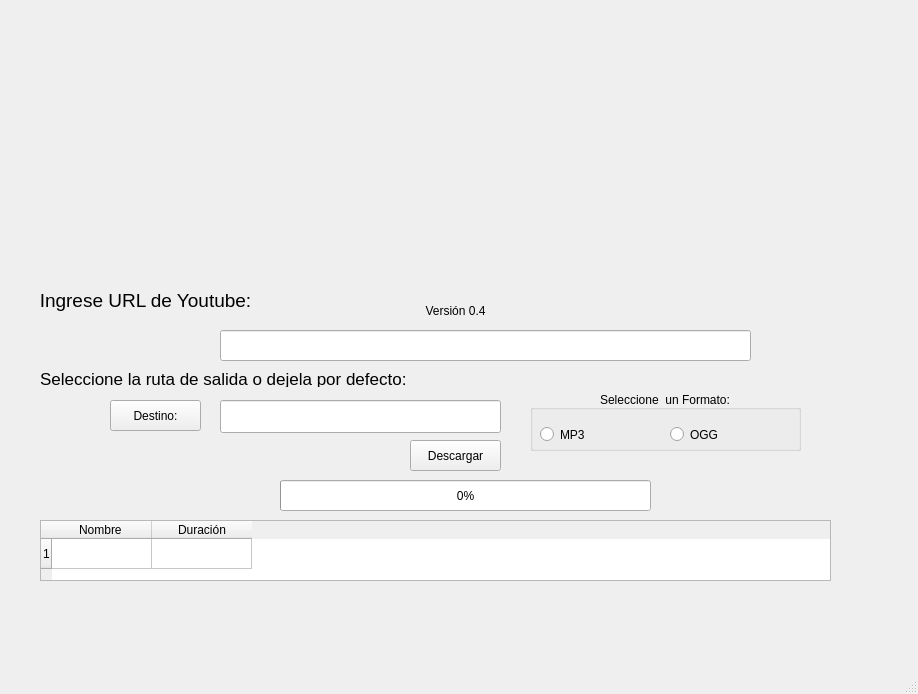
Old version of the form audio.ui in the repository erickcasita/DownloadAudioFromYoutube.
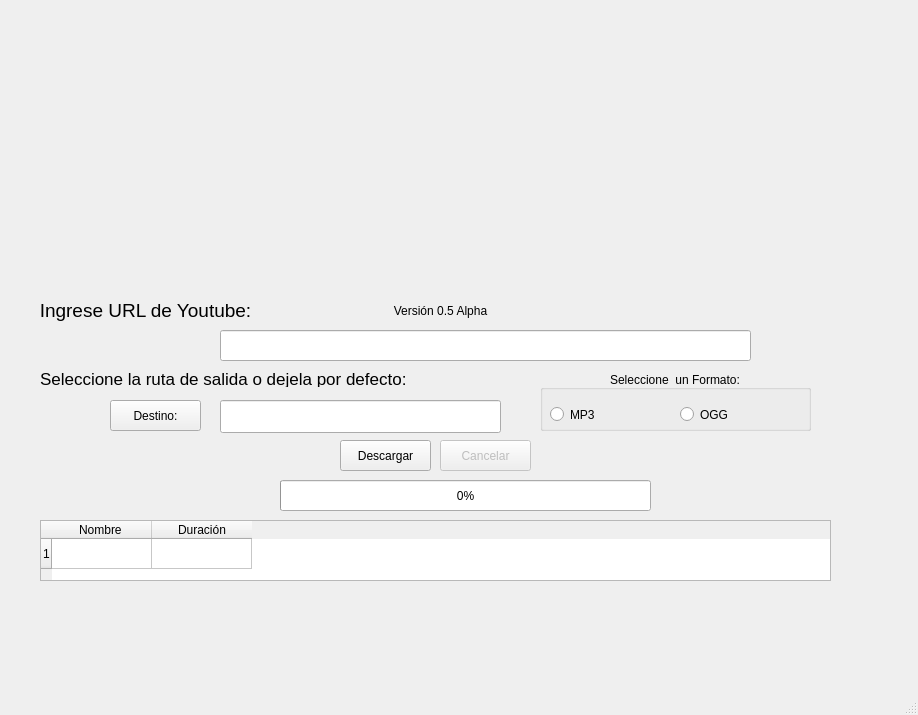
New version of the form. Icons and pictures are not drawn.

Commit message: Interfaz Gráfica Versión 0.5

```diff
--- a/audio.ui
+++ b/audio.ui
@@ -7,7 +7,7 @@
     <x>0</x>
     <y>0</y>
     <width>918</width>
-    <height>694</height>
+    <height>715</height>
    </rect>
   </property>
   <property name="windowTitle">
@@ -17,14 +17,14 @@
    <widget class="QLabel" name="lbl_version">
     <property name="geometry">
      <rect>
-      <x>410</x>
+      <x>380</x>
       <y>300</y>
-      <width>91</width>
+      <width>121</width>
       <height>21</height>
      </rect>
     </property>
     <property name="text">
-     <string>Versión 0.4</string>
+     <string>Versión 0.5 Alpha</string>
     </property>
     <property name="alignment">
      <set>Qt::AlignCenter</set>
@@ -34,7 +34,7 @@
     <property name="geometry">
      <rect>
       <x>20</x>
-      <y>290</y>
+      <y>300</y>
       <width>251</width>
       <height>21</height>
      </rect>
@@ -62,9 +62,12 @@
     </property>
    </widget>
    <widget class="QPushButton" name="btn_descargar">
+    <property name="enabled">
+     <bool>true</bool>
+    </property>
     <property name="geometry">
      <rect>
-      <x>410</x>
+      <x>340</x>
       <y>440</y>
       <width>91</width>
       <height>31</height>
@@ -137,12 +140,18 @@
    <widget class="QLabel" name="lbl_titulo">
     <property name="geometry">
      <rect>
-      <x>40</x>
+      <x>20</x>
       <y>0</y>
-      <width>851</width>
-      <height>311</height>
+      <width>861</width>
+      <height>301</height>
      </rect>
     </property>
+    <property name="sizePolicy">
+     <sizepolicy hsizetype="Preferred" vsizetype="Preferred">
+      <horstretch>0</horstretch>
+      <verstretch>0</verstretch>
+     </sizepolicy>
+    </property>
     <property name="text">
      <string/>
     </property>
@@ -208,8 +217,8 @@
    <widget class="QGroupBox" name="groupBox">
     <property name="geometry">
      <rect>
-      <x>530</x>
-      <y>390</y>
+      <x>540</x>
+      <y>370</y>
       <width>271</width>
       <height>61</height>
      </rect>
@@ -250,6 +259,22 @@
      </property>
     </widget>
    </widget>
+   <widget class="QPushButton" name="btn_cancelar">
+    <property name="enabled">
+     <bool>false</bool>
+    </property>
+    <property name="geometry">
+     <rect>
+      <x>440</x>
+      <y>440</y>
+      <width>91</width>
+      <height>31</height>
+     </rect>
+    </property>
+    <property name="text">
+     <string>Cancelar</string>
+    </property>
+   </widget>
    <zorder>lbl_titulo</zorder>
    <zorder>lbl_version</zorder>
    <zorder>lbl_url</zorder>
```
Left out of the diff: 16 changed lines with no effect on the pictures.
